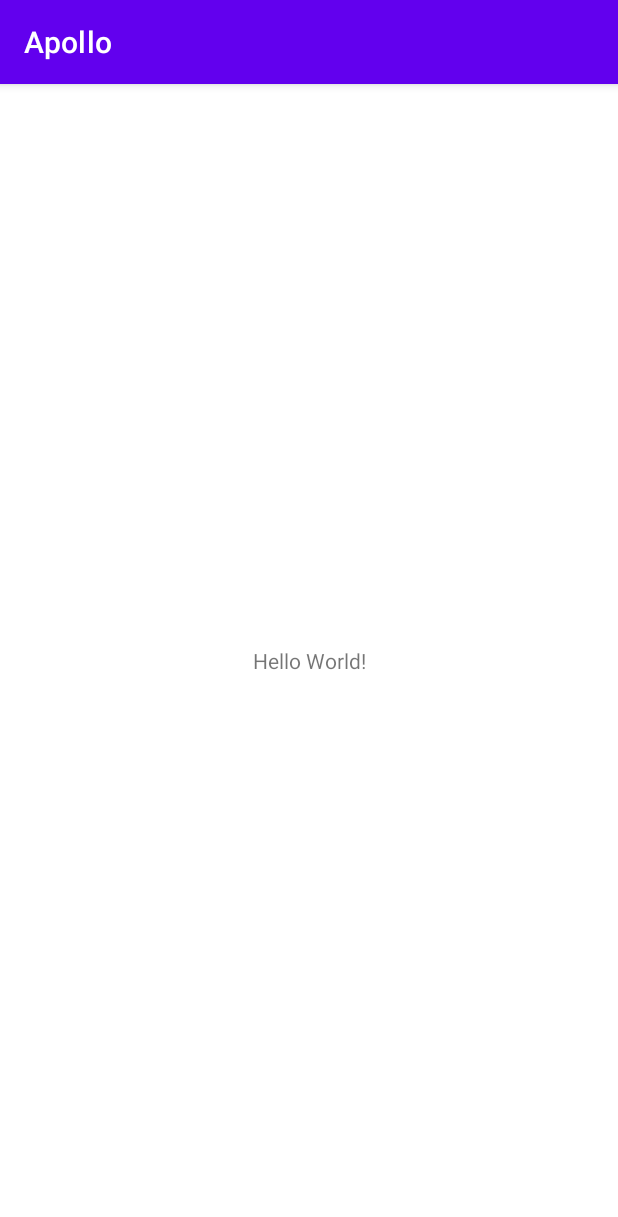
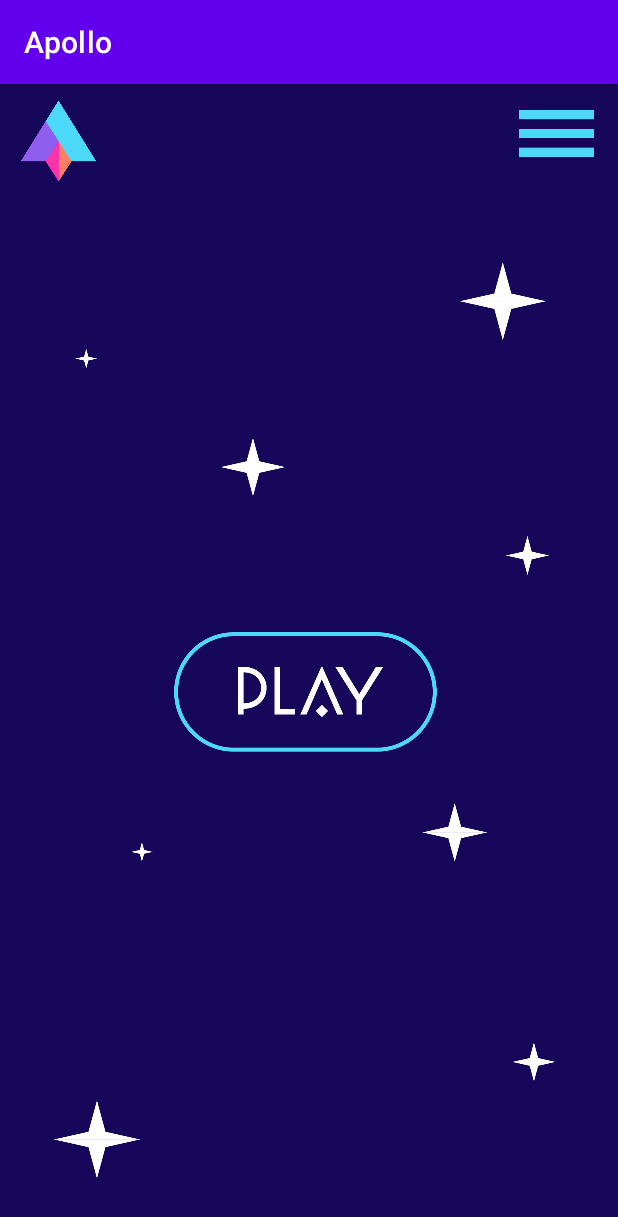
Before and after one commit to Chris-UMD/CMSC436-group16, an Android app: the screen it shows after launch (MainActivity before the commit, Menu after it), on a phone screen of 412 x 824 dp. Shown: the top 1217 px of the screen. Run offline under Robolectric (Android 15) with nearby library versions, the phone set to English and light mode, and no system bars.

Commit message:
added main menu assets and completed main menu layout

```diff
--- a/Apollo/app/src/main/AndroidManifest.xml
+++ b/Apollo/app/src/main/AndroidManifest.xml
@@ -9,7 +9,7 @@
         android:roundIcon="@mipmap/ic_launcher_round"
         android:supportsRtl="true"
         android:theme="@style/Theme.Apollo">
-        <activity android:name=".MainActivity">
+        <activity android:name=".Menu">
             <intent-filter>
                 <action android:name="android.intent.action.MAIN" />
 
--- a/Apollo/app/src/main/java/com/example/apollo/MainActivity.kt
+++ b/Apollo/app/src/main/java/com/example/apollo/Menu.kt
@@ -2,10 +2,21 @@ package com.example.apollo
 
 import androidx.appcompat.app.AppCompatActivity
 import android.os.Bundle
+import android.view.View
 
-class MainActivity : AppCompatActivity() {
+class Menu : AppCompatActivity() {
     override fun onCreate(savedInstanceState: Bundle?) {
         super.onCreate(savedInstanceState)
         setContentView(R.layout.activity_main)
     }
+
+    // launch Stats Activity
+    fun onClickStats(v: View) {
+
+    }
+
+    // launch Play Activity
+    fun onClickPlay(v: View) {
+
+    }
 }
--- a/Apollo/app/src/main/res/layout/activity_main.xml
+++ b/Apollo/app/src/main/res/layout/activity_main.xml
@@ -4,15 +4,49 @@
     xmlns:tools="http://schemas.android.com/tools"
     android:layout_width="match_parent"
     android:layout_height="match_parent"
-    tools:context=".MainActivity">
+    android:background="@drawable/background"
+    tools:context=".Menu">
 
-    <TextView
-        android:layout_width="wrap_content"
-        android:layout_height="wrap_content"
-        android:text="Hello World!"
-        app:layout_constraintBottom_toBottomOf="parent"
-        app:layout_constraintLeft_toLeftOf="parent"
-        app:layout_constraintRight_toRightOf="parent"
+    <!-- STATS BUTTON -->
+    <ImageButton
+        android:id="@+id/stats"
+        android:layout_width="50dp"
+        android:layout_height="50dp"
+        android:layout_marginTop="8dp"
+        android:layout_marginEnd="16dp"
+        android:background="#00FFFFFF"
+        android:onClick="onClickStats"
+        android:scaleType="fitCenter"
+        android:src="@drawable/hamburger"
+        app:layout_constraintEnd_toEndOf="parent"
         app:layout_constraintTop_toTopOf="parent" />
 
+    <!-- LOGO -->
+    <ImageView
+        android:id="@+id/logo"
+        android:layout_width="70dp"
+        android:layout_height="70dp"
+        android:layout_marginStart="4dp"
+        android:layout_marginTop="4dp"
+        android:background="#00FFFFFF"
+        android:scaleType="fitCenter"
+        android:src="@drawable/logo"
+        app:layout_constraintStart_toStartOf="parent"
+        app:layout_constraintTop_toTopOf="parent" />
+
+    <!-- PLAY BUTTON -->
+    <ImageButton
+        android:id="@+id/play"
+        android:layout_width="175dp"
+        android:layout_height="117dp"
+        android:layout_marginStart="116dp"
+        android:layout_marginBottom="304dp"
+        android:background="#00FFFFFF"
+        android:onClick="onClickStats"
+        android:scaleType="fitCenter"
+        android:src="@drawable/play"
+        app:layout_constraintBottom_toBottomOf="parent"
+        app:layout_constraintStart_toStartOf="parent" />
+
+
 </androidx.constraintlayout.widget.ConstraintLayout>
```
Also changed, not shown: Apollo/app/src/main/res/drawable/background.png (added), Apollo/app/src/main/res/drawable/hamburger.png (added), Apollo/app/src/main/res/drawable/logo.png (added), Apollo/app/src/main/res/drawable/play.png (added).
